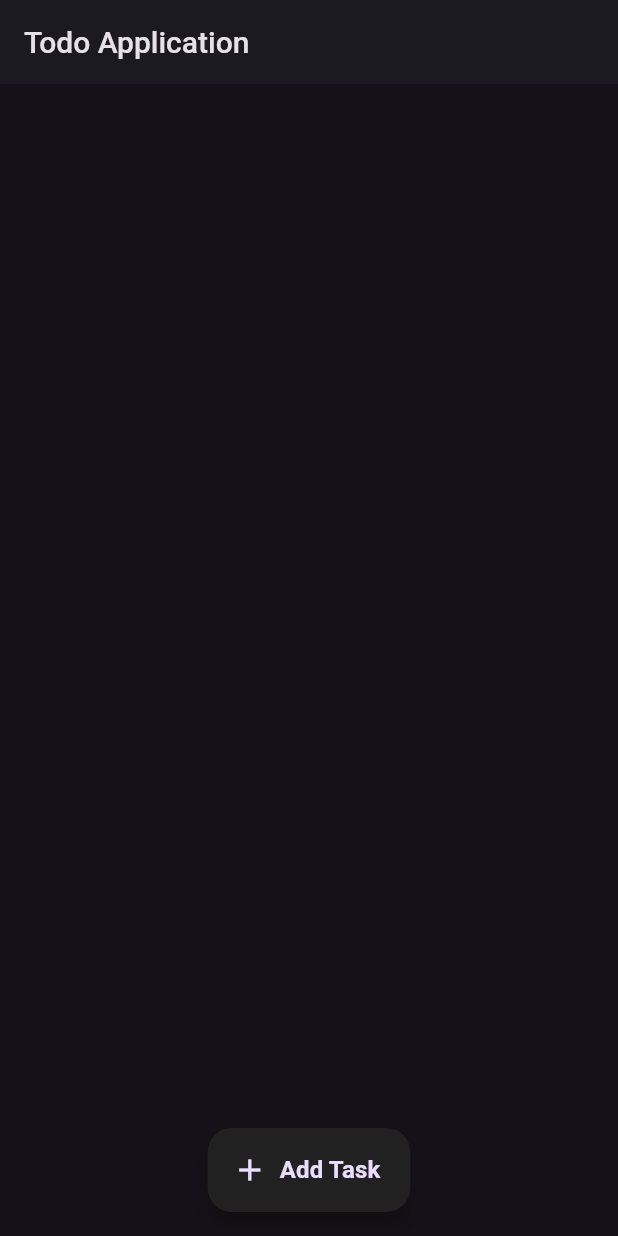
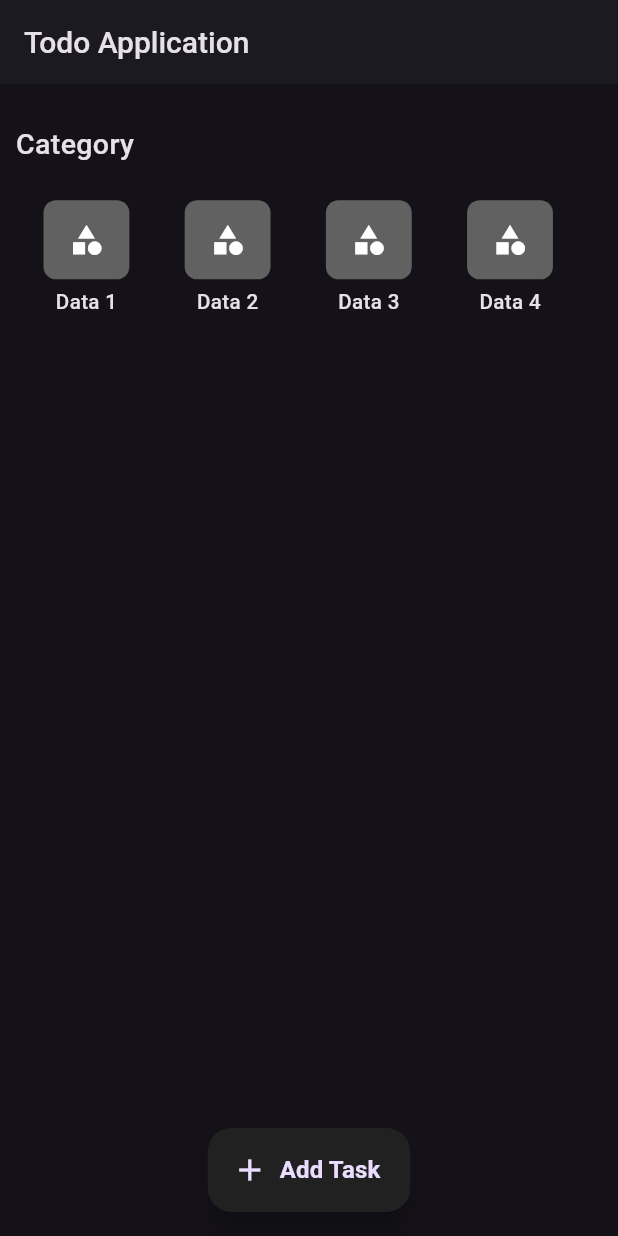
Before and after one commit to MohamdAshiq/Todo-Application, a Flutter app: the screen it shows after launch, on a phone screen of 412 x 824 dp. Run offline on Flutter 3.47's test engine with Material 2 defaults, Android fonts, the phone set to English and light mode, and no system bars; our stand-ins replace flutter_screenutil.

Commit message:
Added Category Section and assigned dummy datas

```diff
--- a/lib/Screens/home_page.dart
+++ b/lib/Screens/home_page.dart
@@ -1,4 +1,5 @@
 import 'package:flutter/material.dart';
+import 'package:flutter_screenutil/flutter_screenutil.dart';
 import 'package:todo_application/Widgets/custom_appbar.dart';
 import 'package:todo_application/Widgets/floating_action_button_widget.dart';
 import 'package:todo_application/responsive_layout.dart';
@@ -8,13 +9,69 @@ class HomePage extends StatelessWidget {
 
   @override
   Widget build(BuildContext context) {
-    return const ResponsiveLayout(
-      desktopScaffold: Scaffold(),
-      tabletScaffold: Scaffold(),
+    return ResponsiveLayout(
+      desktopScaffold: const Scaffold(),
+      tabletScaffold: const Scaffold(),
       mobileScaffold: Scaffold(
-        appBar: CustomAppbar(),
+        appBar: const CustomAppbar(),
         floatingActionButtonLocation: FloatingActionButtonLocation.centerFloat,
-        floatingActionButton: FloatingActionButtonWidget(),
+        floatingActionButton: const FloatingActionButtonWidget(),
+        body: Padding(
+          padding: EdgeInsets.symmetric(
+            horizontal: 10.h,
+            vertical: 15.h,
+          ),
+          child: Column(
+            crossAxisAlignment: CrossAxisAlignment.start,
+            children: [
+              Padding(
+                padding: EdgeInsets.symmetric(
+                  vertical: 10.h,
+                ),
+                child: Text(
+                  "Category",
+                  style: TextStyle(
+                    fontWeight: FontWeight.w500,
+                    fontSize: 18.sp,
+                  ),
+                ),
+              ),
+              SizedBox(
+                height: 100.h,
+                child: ListView.builder(
+                  scrollDirection: Axis.horizontal,
+                  itemCount: 10,
+                  itemBuilder: (context, index) => Padding(
+                    padding: EdgeInsets.all(8.0.h),
+                    child: Column(
+                      children: [
+                        Container(
+                          margin: const EdgeInsets.symmetric(
+                              horizontal: 10, vertical: 5),
+                          width: 50.w,
+                          height: 50.h,
+                          decoration: BoxDecoration(
+                            borderRadius: BorderRadius.all(
+                              Radius.circular(8.r),
+                            ),
+                            color: Colors.grey[700],
+                          ),
+                          child: const Icon(Icons.category),
+                        ),
+                        Text(
+                          "Data ${index + 1}",
+                          style: TextStyle(
+                            fontSize: 13.sp,
+                            fontWeight: FontWeight.w500),
+                        ),
+                      ],
+                    ),
+                  ),
+                ),
+              ),
+            ],
+          ),
+        ),
       ),
     );
   }
```
